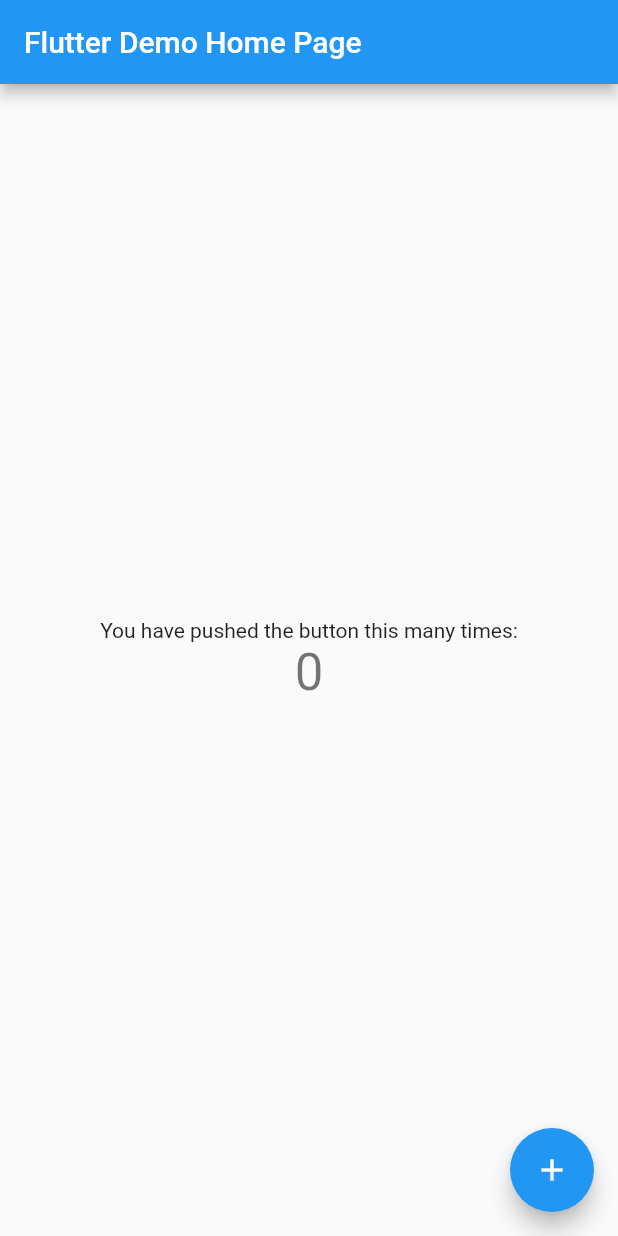
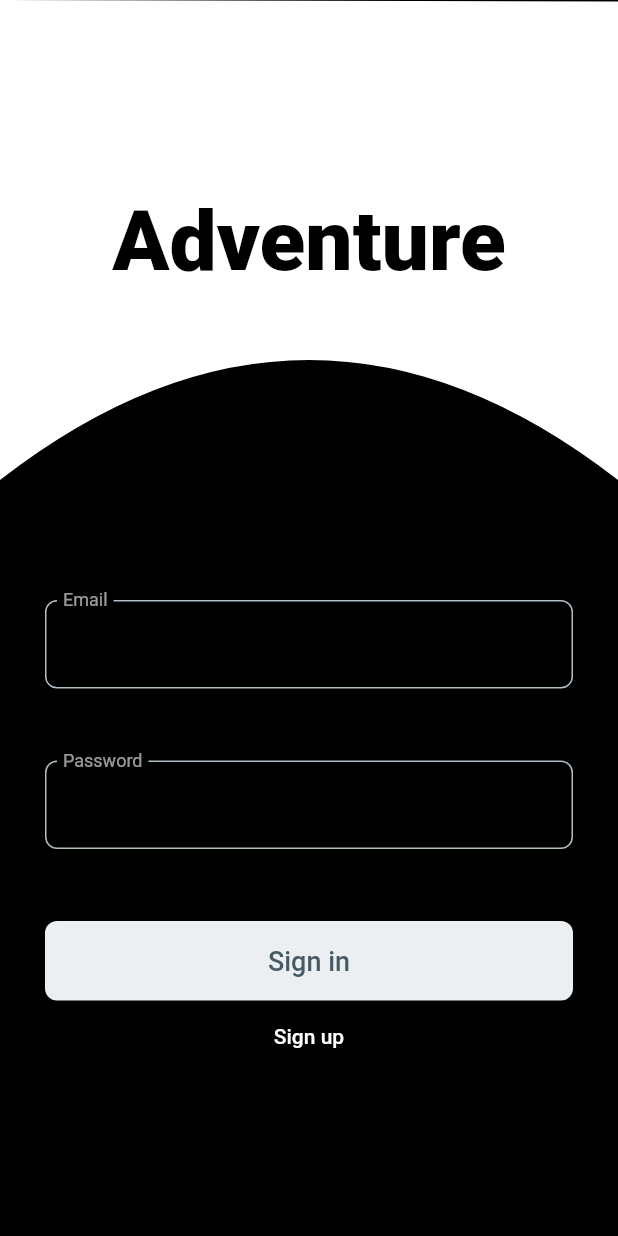
Before and after one commit to Yutaka-Inoue-8842/adventure, a Flutter app: the screen it shows after launch, on a phone screen of 412 x 824 dp. Run offline on Flutter 3.47's test engine with Material 2 defaults, Android fonts, the phone set to English and light mode, and no system bars; our stand-ins replace cloud_firestore, firebase_auth, firebase_core; accounts and stored records are empty.

Commit message:
ログイン画面仮作成

```diff
--- a/lib/main.dart
+++ b/lib/main.dart
@@ -1,113 +1,236 @@
 import 'package:flutter/material.dart';
+import 'package:firebase_core/firebase_core.dart';
+import 'package:firebase_auth/firebase_auth.dart';
+import 'package:cloud_firestore/cloud_firestore.dart';
+import 'package:provider/provider.dart';
+
+const Color kAccentColor = Color(0xFFFFFFFF);
+const Color kBackgroundColor = Color(0xFF000000);
+const Color kTextColorPrimary = Color(0xFF000000);
+const Color kTextColorSecondary = Color(0xFFB0BEC5);
+const Color kButtonColorPrimary = Color(0xFFECEFF1);
+const Color kButtonTextColorPrimary = Color(0xFF455A64);
+const Color kIconColor = Color(0xFF455A64);
 
 void main() {
   runApp(MyApp());
 }
 
 class MyApp extends StatelessWidget {
-  // This widget is the root of your application.
   @override
   Widget build(BuildContext context) {
     return MaterialApp(
+      debugShowCheckedModeBanner: false,
       title: 'Flutter Demo',
-      theme: ThemeData(
-        // This is the theme of your application.
-        //
-        // Try running your application with "flutter run". You'll see the
-        // application has a blue toolbar. Then, without quitting the app, try
-        // changing the primarySwatch below to Colors.green and then invoke
-        // "hot reload" (press "r" in the console where you ran "flutter run",
-        // or simply save your changes to "hot reload" in a Flutter IDE).
-        // Notice that the counter didn't reset back to zero; the application
-        // is not restarted.
-        primarySwatch: Colors.blue,
+      theme: ThemeData.dark().copyWith(
+        accentColor: kAccentColor,
       ),
-      home: MyHomePage(title: 'Flutter Demo Home Page'),
+      home: WelcomePage(),
     );
   }
 }
 
-class MyHomePage extends StatefulWidget {
-  MyHomePage({Key key, this.title}) : super(key: key);
+/* ----- Welcomeページ ----- */
 
-  // This widget is the home page of your application. It is stateful, meaning
-  // that it has a State object (defined below) that contains fields that affect
-  // how it looks.
-
-  // This class is the configuration for the state. It holds the values (in this
-  // case the title) provided by the parent (in this case the App widget) and
-  // used by the build method of the State. Fields in a Widget subclass are
-  // always marked "final".
-
-  final String title;
-
+class WelcomePage extends StatelessWidget {
   @override
-  _MyHomePageState createState() => _MyHomePageState();
+  Widget build(BuildContext context) {
+    return Scaffold(
+      backgroundColor: kBackgroundColor,
+      body: SafeArea(
+        child: SingleChildScrollView(
+          child: Column(
+            children: [
+              _Header(),
+              Padding(
+                padding: const EdgeInsets.only(top: 80, left: 30, right: 30),
+                child: _SignInForm(),
+              ),
+            ],
+          ),
+        ),
+      ),
+    );
+  }
 }
 
-class _MyHomePageState extends State<MyHomePage> {
-  int _counter = 0;
+/* ----- ヘッダー関連 ----- */
 
-  void _incrementCounter() {
-    setState(() {
-      // This call to setState tells the Flutter framework that something has
-      // changed in this State, which causes it to rerun the build method below
-      // so that the display can reflect the updated values. If we changed
-      // _counter without calling setState(), then the build method would not be
-      // called again, and so nothing would appear to happen.
-      _counter++;
-    });
+class _HeaderCurveClipper extends CustomClipper<Path> {
+  @override
+  Path getClip(Size size) {
+    return Path()
+      ..lineTo(0, size.height * 1)
+      ..quadraticBezierTo(
+        size.width * 0.5,
+        size.height * 0.5,
+        size.width * 1,
+        size.height * 1,
+      )
+      ..lineTo(size.width, 1)
+      ..close();
   }
 
   @override
+  bool shouldReclip(CustomClipper<Path> oldClipper) {
+    return true;
+  }
+}
+
+class _HeaderBackground extends StatelessWidget {
+  final double height;
+
+  const _HeaderBackground({
+    Key key,
+    @required this.height,
+  }) : super(key: key);
+
+  @override
   Widget build(BuildContext context) {
-    // This method is rerun every time setState is called, for instance as done
-    // by the _incrementCounter method above.
-    //
-    // The Flutter framework has been optimized to make rerunning build methods
-    // fast, so that you can just rebuild anything that needs updating rather
-    // than having to individually change instances of widgets.
-    return Scaffold(
-      appBar: AppBar(
-        // Here we take the value from the MyHomePage object that was created by
-        // the App.build method, and use it to set our appbar title.
-        title: Text(widget.title),
-      ),
-      body: Center(
-        // Center is a layout widget. It takes a single child and positions it
-        // in the middle of the parent.
-        child: Column(
-          // Column is also a layout widget. It takes a list of children and
-          // arranges them vertically. By default, it sizes itself to fit its
-          // children horizontally, and tries to be as tall as its parent.
-          //
-          // Invoke "debug painting" (press "p" in the console, choose the
-          // "Toggle Debug Paint" action from the Flutter Inspector in Android
-          // Studio, or the "Toggle Debug Paint" command in Visual Studio Code)
-          // to see the wireframe for each widget.
-          //
-          // Column has various properties to control how it sizes itself and
-          // how it positions its children. Here we use mainAxisAlignment to
-          // center the children vertically; the main axis here is the vertical
-          // axis because Columns are vertical (the cross axis would be
-          // horizontal).
-          mainAxisAlignment: MainAxisAlignment.center,
-          children: <Widget>[
-            Text(
-              'You have pushed the button this many times:',
-            ),
-            Text(
-              '$_counter',
-              style: Theme.of(context).textTheme.headline4,
-            ),
-          ],
+    return ClipPath(
+      clipper: _HeaderCurveClipper(),
+      child: Container(
+        width: double.infinity,
+        height: height,
+        decoration: BoxDecoration(
+          color:  Color(0xFFFFFFFF),
         ),
       ),
-      floatingActionButton: FloatingActionButton(
-        onPressed: _incrementCounter,
-        tooltip: 'Increment',
-        child: Icon(Icons.add),
-      ), // This trailing comma makes auto-formatting nicer for build methods.
     );
   }
 }
+
+class _HeaderTitle extends StatelessWidget {
+  @override
+  Widget build(BuildContext context) {
+    return Column(
+      mainAxisSize: MainAxisSize.min,
+      children: [
+        Text(
+          'Adventure',
+          style: Theme.of(context).textTheme.headline2.copyWith(
+                color: kTextColorPrimary,
+                fontWeight: FontWeight.w900,
+              ),
+        ),
+        SizedBox(height: 4),
+      ],
+    );
+  }
+}
+
+class _Header extends StatelessWidget {
+  @override
+  Widget build(BuildContext context) {
+    final double height = 320;
+    return Container(
+      height: height,
+      child: Stack(
+        children: [
+          Align(
+            alignment: Alignment.topCenter,
+            child: _HeaderBackground(height: height),
+          ),
+          Align(
+            alignment: Alignment.topCenter,
+            child: Padding(
+              padding: EdgeInsets.only(top: 128),
+              child: _HeaderTitle(),
+            ),
+          ),
+        ],
+      ),
+    );
+  }
+}
+
+/* ----- SignInフォーム関連 ----- */
+
+class _CustomTextField extends StatelessWidget {
+  final String labelText;
+  final String hintText;
+  final bool obscureText;
+
+  const _CustomTextField({
+    Key key,
+    @required this.labelText,
+    @required this.hintText,
+    @required this.obscureText,
+  }) : super(key: key);
+
+  @override
+  Widget build(BuildContext context) {
+    return TextField(
+      decoration: InputDecoration(
+        labelText: labelText,
+        hintText: hintText,
+        hintStyle: TextStyle(color: kTextColorSecondary),
+        floatingLabelBehavior: FloatingLabelBehavior.always,
+        focusedBorder: OutlineInputBorder(
+          borderRadius: BorderRadius.circular(8),
+          borderSide: BorderSide(
+            color: kAccentColor,
+          ),
+        ),
+        enabledBorder: OutlineInputBorder(
+          borderRadius: BorderRadius.circular(8),
+          borderSide: BorderSide(
+            color: kTextColorSecondary,
+          ),
+        ),
+      ),
+      obscureText: obscureText,
+      onTap: () {},
+    );
+  }
+}
+
+class _SignInForm extends StatelessWidget {
+  @override
+  Widget build(BuildContext context) {
+    return Column(
+      children: [
+        _CustomTextField(
+          labelText: 'Email',
+          hintText: '',
+          obscureText: false,
+        ),
+        SizedBox(height: 48),
+        _CustomTextField(
+          labelText: 'Password',
+          hintText: '',
+          obscureText: true,
+        ),
+        SizedBox(height: 48),
+        Container(
+          width: double.infinity,
+          child: TextButton(
+            style: TextButton.styleFrom(
+              primary: kButtonTextColorPrimary,
+              backgroundColor: kButtonColorPrimary,
+              padding: EdgeInsets.symmetric(vertical: 16),
+              shape: RoundedRectangleBorder(
+                borderRadius: BorderRadius.circular(8),
+              ),
+            ),
+            onPressed: () {},
+            child: Text(
+              'Sign in',
+              style: Theme.of(context)
+                  .textTheme
+                  .button
+                  .copyWith(color: kButtonTextColorPrimary, fontSize: 18),
+            ),
+          ),
+        ),
+        TextButton(
+          child:  Text('Sign up'),
+          style: TextButton.styleFrom(
+          primary: Colors.white,
+          ),
+          onPressed: () {},
+        ),
+      ],
+    );
+  }
+}
```
Also changed, not shown: 17 other files.
